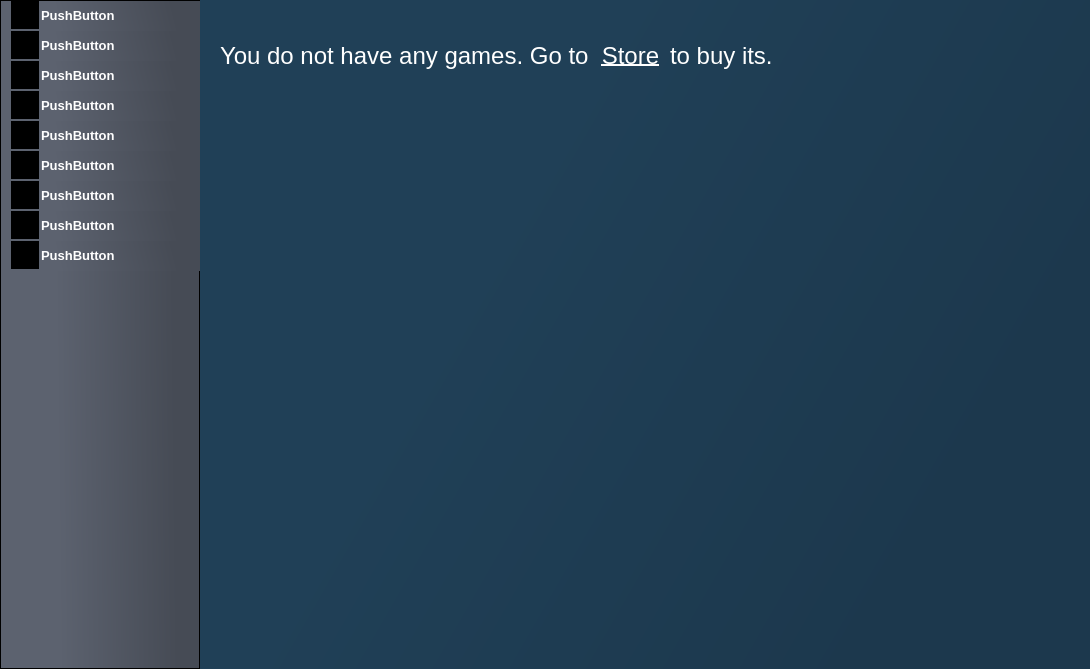
First picture: the form in library.ui, repository M1chaelDunaev/desktop_client, before the edit.
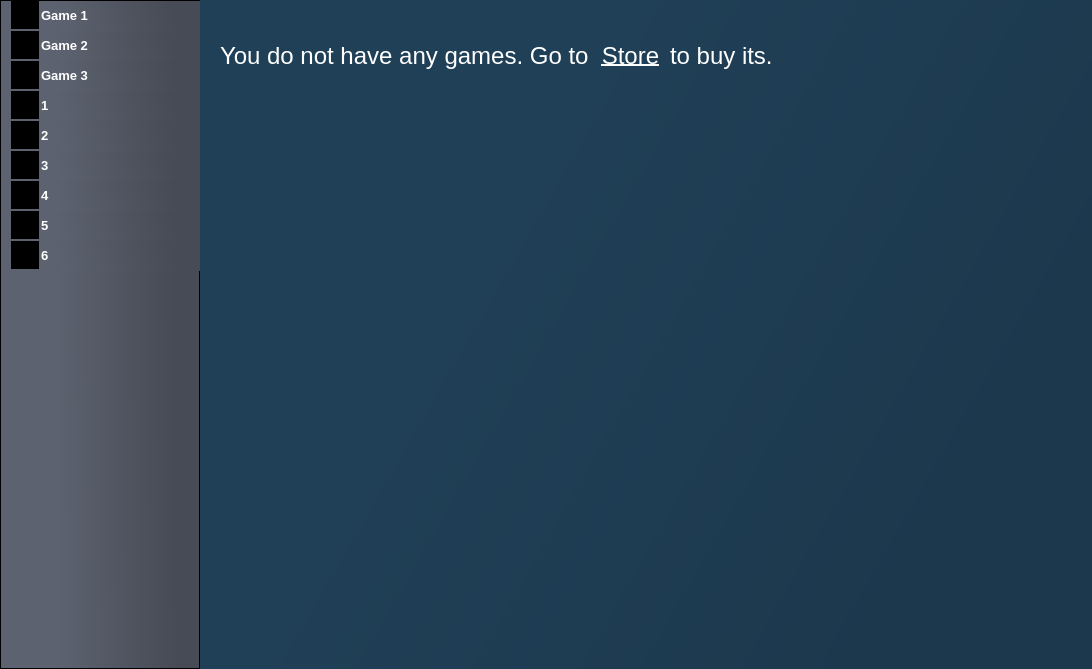
Second picture: the form after the edit.

```diff
--- a/library.ui
+++ b/library.ui
@@ -6,7 +6,7 @@
    <rect>
     <x>0</x>
     <y>0</y>
-    <width>1077</width>
+    <width>1092</width>
     <height>669</height>
    </rect>
   </property>
@@ -163,7 +163,7 @@
 }</string>
                </property>
                <property name="text">
-                <string>PushButton</string>
+                <string>Game 1</string>
                </property>
               </widget>
              </widget>
@@ -247,7 +247,7 @@
 }</string>
                </property>
                <property name="text">
-                <string>PushButton</string>
+                <string>Game 2</string>
                </property>
               </widget>
              </widget>
@@ -331,7 +331,7 @@
 }</string>
                </property>
                <property name="text">
-                <string>PushButton</string>
+                <string>Game 3</string>
                </property>
               </widget>
              </widget>
@@ -415,7 +415,7 @@
 }</string>
                </property>
                <property name="text">
-                <string>PushButton</string>
+                <string>1</string>
                </property>
               </widget>
              </widget>
@@ -499,7 +499,7 @@
 }</string>
                </property>
                <property name="text">
-                <string>PushButton</string>
+                <string>2</string>
                </property>
               </widget>
              </widget>
@@ -583,7 +583,7 @@
 }</string>
                </property>
                <property name="text">
-                <string>PushButton</string>
+                <string>3</string>
                </property>
               </widget>
              </widget>
@@ -667,7 +667,7 @@
 }</string>
                </property>
                <property name="text">
-                <string>PushButton</string>
+                <string>4</string>
                </property>
               </widget>
              </widget>
@@ -751,7 +751,7 @@
 }</string>
                </property>
                <property name="text">
-                <string>PushButton</string>
+                <string>5</string>
                </property>
               </widget>
              </widget>
@@ -835,7 +835,7 @@
 }</string>
                </property>
                <property name="text">
-                <string>PushButton</string>
+                <string>6</string>
                </property>
               </widget>
              </widget>
```
Left out of the diff: 57 changed lines with no effect on the pictures.
